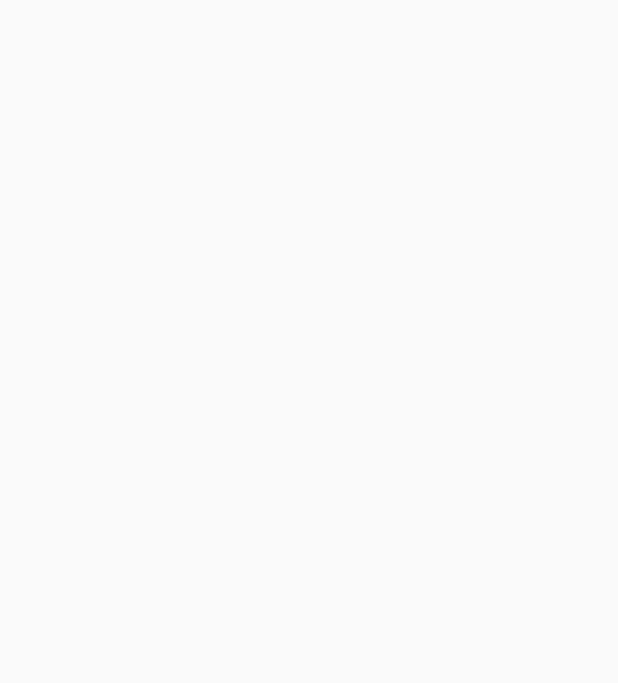
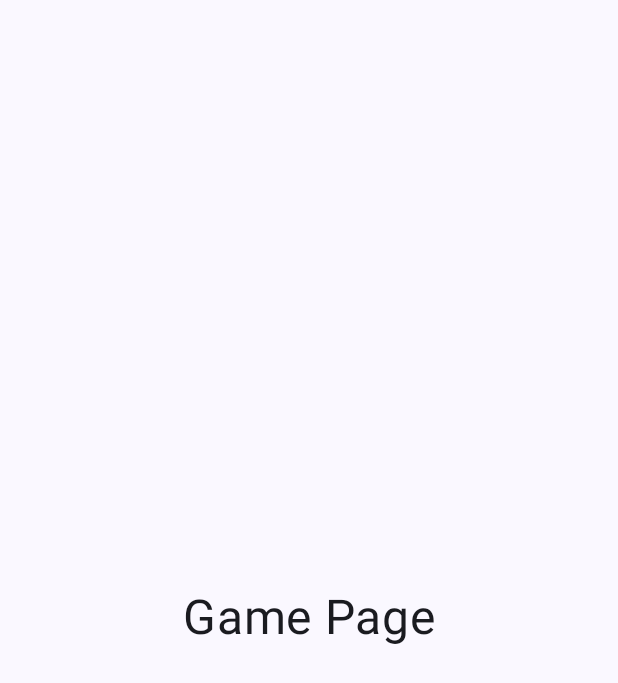
Before and after one commit to gev1997/AliasIT, an Android app built with Jetpack Compose: the GamePage screen opened through its navigation route, on a phone screen of 412 x 824 dp. Before the commit the part shown is empty. Shown: the top 683 px of the screen. Run offline under Robolectric (Android 15) with nearby library versions, the phone set to English and light mode, and no system bars.

Commit message:
Add Demo elements to Page()s

```diff
--- a/app/src/main/java/com/aliasit/GamePage.kt
+++ b/app/src/main/java/com/aliasit/GamePage.kt
@@ -1,7 +1,21 @@
 package com.aliasit
 
+import androidx.compose.foundation.layout.Arrangement
+import androidx.compose.foundation.layout.Column
+import androidx.compose.foundation.layout.fillMaxSize
+import androidx.compose.foundation.layout.padding
+import androidx.compose.material3.Scaffold
+import androidx.compose.material3.Text
 import androidx.compose.runtime.Composable
+import androidx.compose.ui.Alignment
+import androidx.compose.ui.Modifier
+import androidx.compose.ui.unit.sp
 
 @Composable
 fun MainActivity.GamePage() {
+    Scaffold { padding ->
+        Column(Modifier.fillMaxSize().padding(padding), Arrangement.Center, Alignment.CenterHorizontally) {
+            Text("Game Page", fontSize = 32.sp)
+        }
+    }
 }
--- a/app/src/main/java/com/aliasit/HomePage.kt
+++ b/app/src/main/java/com/aliasit/HomePage.kt
@@ -1,7 +1,37 @@
 package com.aliasit
 
+import androidx.compose.foundation.layout.Arrangement
+import androidx.compose.foundation.layout.Column
+import androidx.compose.foundation.layout.Spacer
+import androidx.compose.foundation.layout.fillMaxSize
+import androidx.compose.foundation.layout.padding
+import androidx.compose.foundation.layout.size
+import androidx.compose.material3.Button
+import androidx.compose.material3.Scaffold
+import androidx.compose.material3.Text
 import androidx.compose.runtime.Composable
+import androidx.compose.ui.Alignment
+import androidx.compose.ui.Modifier
+import androidx.compose.ui.unit.dp
+import androidx.compose.ui.unit.sp
 
 @Composable
 fun MainActivity.HomePage() {
+    Scaffold { padding ->
+        Column(Modifier.fillMaxSize().padding(padding), Arrangement.Top, Alignment.End) {
+            Button(getNavController().getNavigator("Options"), Modifier.size(60.dp, 60.dp)) {
+                Text("*", fontSize = 32.sp)
+            }
+        }
+        Column(Modifier.fillMaxSize().padding(padding), Arrangement.Center, Alignment.CenterHorizontally) {
+            Text("Alias IT", fontSize = 58.sp)
+            Spacer(Modifier.size(250.dp))
+        }
+        Column(Modifier.fillMaxSize().padding(padding), Arrangement.Bottom, Alignment.CenterHorizontally) {
+            Button(getNavController().getNavigator("Teams"), Modifier.size(250.dp, 60.dp)) {
+                Text("Play", fontSize = 22.sp)
+            }
+            Spacer(Modifier.size(20.dp))
+        }
+    }
 }
--- a/app/src/main/java/com/aliasit/MainActivity.kt
+++ b/app/src/main/java/com/aliasit/MainActivity.kt
@@ -4,7 +4,6 @@ import android.os.Bundle
 import androidx.activity.ComponentActivity
 import androidx.activity.compose.setContent
 import androidx.activity.enableEdgeToEdge
-import androidx.compose.runtime.Composable
 import androidx.navigation.compose.NavHost
 import androidx.navigation.compose.composable
 import androidx.navigation.compose.rememberNavController
@@ -30,5 +29,9 @@ class MainActivity : ComponentActivity() {
         }
     }
 
+    fun getNavController(): NavController {
+        return mNavController
+    }
+
     private lateinit var mNavController: NavController
 }
```
Also changed, not shown: app/src/main/java/com/aliasit/OptionsPage.kt (+14 -0 lines), app/src/main/java/com/aliasit/TeamsPage.kt (+24 -0 lines).
